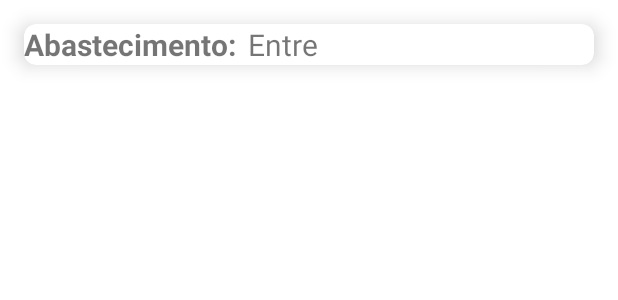
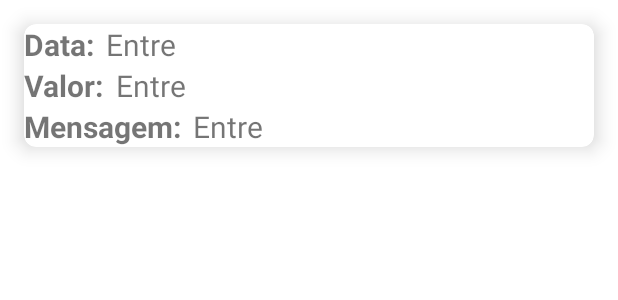
Before and after one commit to Alexsander-Prates/BombaAnalogica, an Android app: the layout item_list_recy_historic.xml on its own in the app's theme, with its tools: preview values and no code run, on a phone screen of 412 x 824 dp. Shown: the top 300 px of the screen. Run offline under Robolectric (Android 15) with nearby library versions, the phone set to English and light mode, and no system bars.

Commit message:
Adicionado pesquisa layout de hitoricos.

```diff
--- a/app/src/main/res/layout/item_list_recy_historic.xml
+++ b/app/src/main/res/layout/item_list_recy_historic.xml
@@ -11,20 +11,25 @@
     <LinearLayout
         android:layout_width="wrap_content"
         android:layout_height="wrap_content"
+        android:orientation="vertical">
+
+        <LinearLayout
+            android:layout_width="wrap_content"
+            android:layout_height="wrap_content"
             android:layout_gravity="center_vertical"
             android:orientation="horizontal">
 
             <TextView
                 android:layout_width="wrap_content"
                 android:layout_height="wrap_content"
-            android:text="Abastecimento:"
+                android:text="Data:"
                 android:textSize="20dp"
                 android:textStyle="bold"/>
 
             <TextView
                 android:layout_width="match_parent"
                 android:layout_height="match_parent"
-            android:id="@+id/textMensagem"
+                android:id="@+id/textDate"
                 android:layout_marginStart="8dp"
                 android:layout_marginEnd="8dp"
                 android:text="Entre"
@@ -32,4 +37,56 @@
 
         </LinearLayout>
 
+        <LinearLayout
+            android:layout_width="wrap_content"
+            android:layout_height="wrap_content"
+            android:layout_gravity="center_vertical"
+            android:orientation="horizontal">
+
+            <TextView
+                android:layout_width="wrap_content"
+                android:layout_height="wrap_content"
+                android:text="Valor:"
+                android:textSize="20dp"
+                android:textStyle="bold"/>
+
+            <TextView
+                android:layout_width="match_parent"
+                android:layout_height="match_parent"
+                android:id="@+id/textValorTotal"
+                android:layout_marginStart="8dp"
+                android:layout_marginEnd="8dp"
+                android:text="Entre"
+                android:textSize="20dp"/>
+
+        </LinearLayout>
+
+        <LinearLayout
+            android:layout_width="wrap_content"
+            android:layout_height="wrap_content"
+            android:layout_gravity="center_vertical"
+            android:orientation="horizontal">
+
+            <TextView
+                android:layout_width="wrap_content"
+                android:layout_height="wrap_content"
+                android:text="Mensagem:"
+                android:textSize="20dp"
+                android:textStyle="bold"/>
+
+            <TextView
+                android:layout_width="wrap_content"
+                android:layout_height="wrap_content"
+                android:id="@+id/textMensagem"
+                android:layout_marginStart="8dp"
+
+                android:text="Entre"
+                android:textSize="20dp"/>
+
+        </LinearLayout>
+
+
+    </LinearLayout>
+
+
 </androidx.cardview.widget.CardView>
```
Also changed, not shown: app/src/main/AndroidManifest.xml (+9 -0 lines), app/src/main/java/Util/Adapter.java (+16 -2 lines), app/src/main/java/Util/AdapterH.java (+19 -2 lines), app/src/main/java/com/example/myapplication/MainActivityCalculations.java (+6 -3 lines), app/src/main/java/com/example/myapplication/MainActivityHistorics.java (+85 -1 lines), app/src/main/java/com/example/myapplication/MainActivityResults.java (+24 -29 lines), app/src/main/java/model/Valores.java (+51 -2 lines), app/src/main/res/layout/activity_main_historics.xml (+24 -3 lines), app/src/main/res/layout/item_list_recycle.xml (+0 -37 lines). Lines whose indentation alone changed are shown as unchanged.
